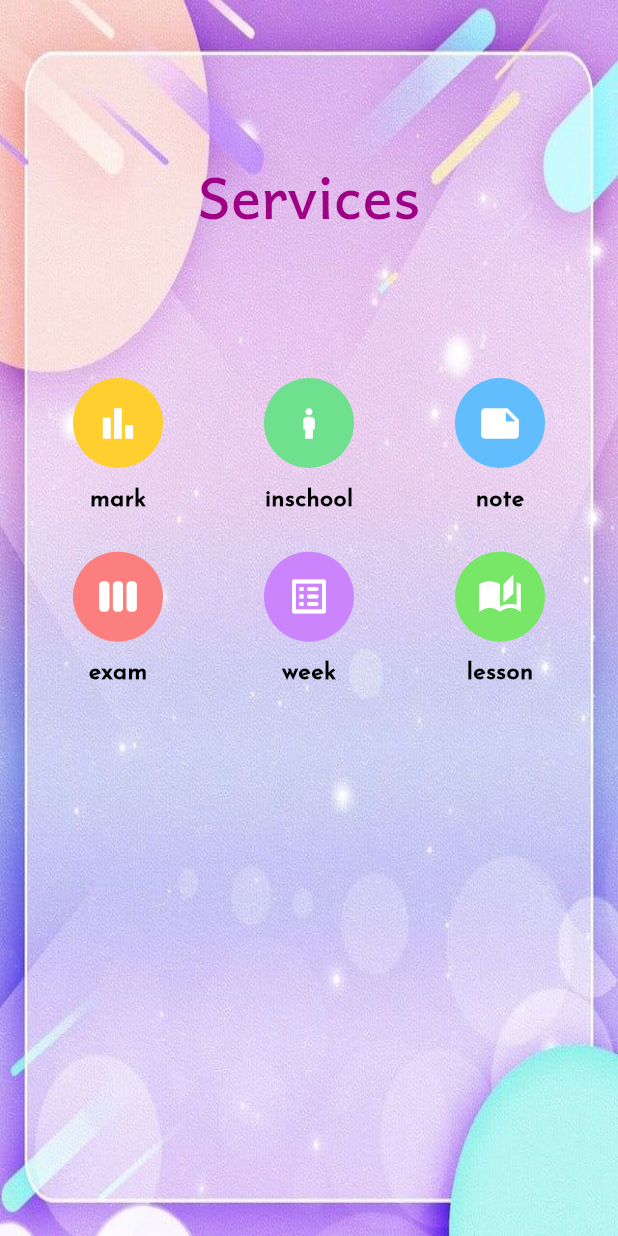
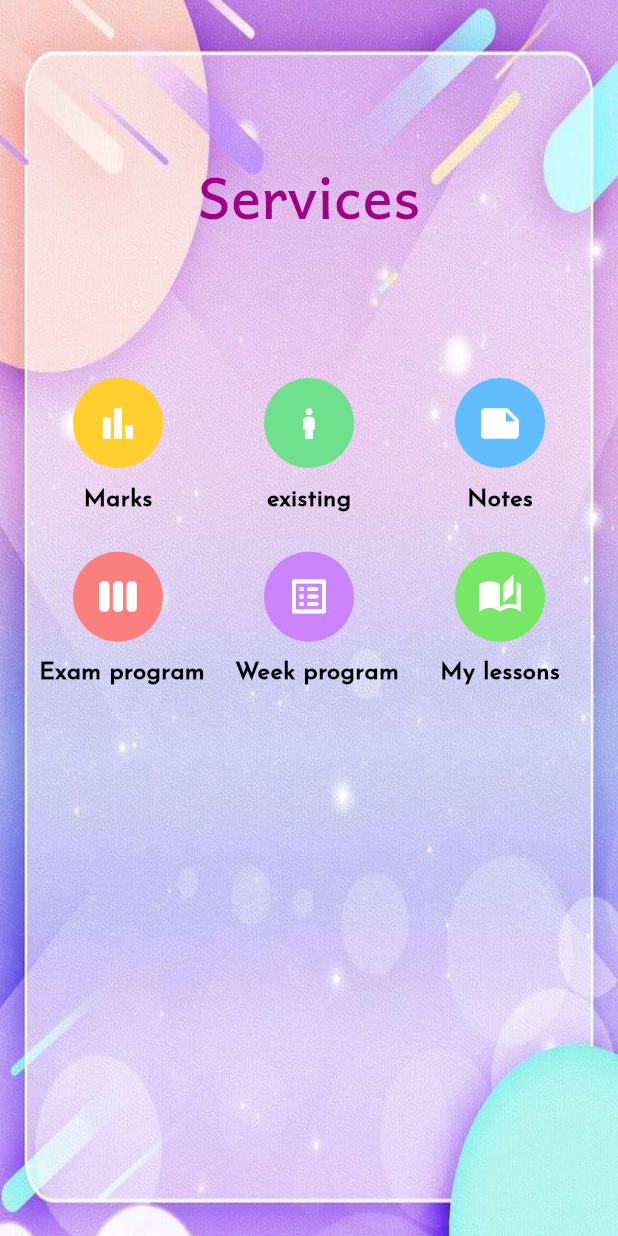
Before and after one commit to loloed2001/schoolify, a Flutter app: the Home screen opened directly, on a phone screen of 412 x 824 dp. Run offline on Flutter 3.47's test engine with Material 3 defaults, Android fonts, the phone set to English and light mode, and no system bars; our stand-ins replace animated_splash_screen, animated_text_kit, date_picker_timeline, flutter_spinkit, font_awesome_flutter, go_router and 6 more; missing offline and left inert: flutter_gradient_app_bar, flutter_verification_code, month_year_picker; generated files the repository leaves out were written again; project files that could hold a hidden picture were left out.

Commit message:
new commit

```diff
--- a/lib/Features/Students/Service_student/Prsesnation/Views/Homepage.dart
+++ b/lib/Features/Students/Service_student/Prsesnation/Views/Homepage.dart
@@ -49,7 +49,7 @@ class _HomeState extends State<Home> {
                   child: Column(
                     children: [
                       GridView.builder(
-                        itemCount: catname.length,
+                        itemCount: name.length,
                         shrinkWrap: true,
                         physics: NeverScrollableScrollPhysics(),
                         gridDelegate: SliverGridDelegateWithFixedCrossAxisCount(
@@ -66,7 +66,7 @@ class _HomeState extends State<Home> {
                                   height: 60,
                                   width: 60,
                                   decoration: BoxDecoration(
-                                      color: catcolors[index],
+                                      color: ccolors[index],
                                       shape: BoxShape.circle),
                                   child: Center(
                                     child: caticon[index],
@@ -74,8 +74,7 @@ class _HomeState extends State<Home> {
                                 ),
                               ),
                               SizedBox(height: 10),
-                              Text(
-                                catname[index],
+                              Text(getTitle(context,index),
                                 style: TextStyle(
                                     fontSize: 16,
                                     fontWeight: FontWeight.w600,
--- a/lib/Features/Students/Service_student/Prsesnation/Views/widgets/list.dart
+++ b/lib/Features/Students/Service_student/Prsesnation/Views/widgets/list.dart
@@ -1,4 +1,4 @@
-import 'dart:js';
+
 
 import 'package:flutter/material.dart';
 import 'package:flutter_gen/gen_l10n/app_localizations.dart';
@@ -21,15 +21,15 @@ List<Page> pages = [
   Page(title: 'Week Program', routeName: '/weekprg'),
   Page(title: 'Lesson', routeName: '/lesson'),
 ];
-List catname = [
-  "mark",
-  "inschool",
- "note",
- "exam",
-  "week",
- "lesson"
+List name = [
+  "العلامات",
+  "الحضور",
+ "الملاحظات",
+ "برنامج المذاكرات",
+  "برنامج الاسبوع",
+ "دروسي"
 ];
-List<Color> catcolors = [
+List<Color> ccolors = [
   Color(0xffffcf2f),
   Color(0xff6fe08d),
   Color(0xff61bdfd),
@@ -78,27 +78,14 @@ List<String> itemlist = [
   "الخامس",
   "السادس",
 ];
-//  Page markss() {
-//   // ...
-//   return markss();
-// }
-// Page Inschool() {
-//   // ...
-//   return Inschool();
-// }
-// Page Note() {
-//   // ...
-//   return Note();
-// }
-// Page Examprog() {
-//   // ...
-//   return Examprog();
-// }
-// Page Weekprog() {
-//   // ...
-//   return Weekprog();
-// }
-// Page Lesson() {
-//   // ...
-//   return Lesson();
-// }
+String getTitle(BuildContext context ,int index){
+List<String> titles=[
+AppLocalizations.of(context)!.mark,
+AppLocalizations.of(context)!.inschool,
+AppLocalizations.of(context)!.note,
+AppLocalizations.of(context)!.exampro,
+AppLocalizations.of(context)!.weekpro,
+AppLocalizations.of(context)!.lesson,
+];
+return titles[index];
+}
--- a/lib/main.dart
+++ b/lib/main.dart
@@ -1,3 +1,5 @@
+
+
 import 'dart:ui';
 
 import 'package:flutter/material.dart';
```
